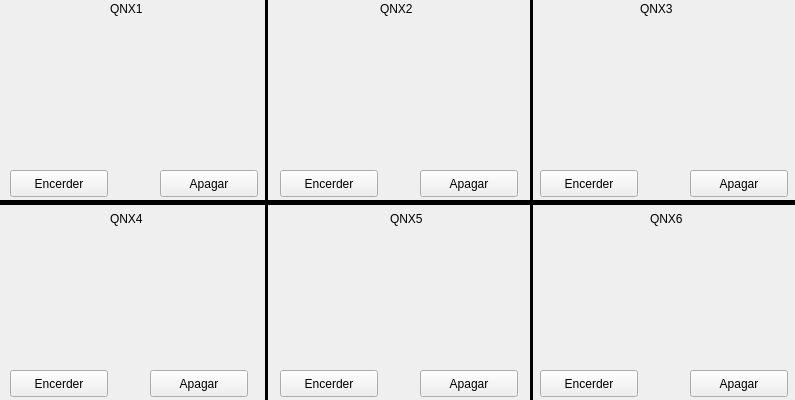
Before: the Qt Designer form gui/sistemadatos.ui in joselp/observe-qt, drawn with Qt 5.
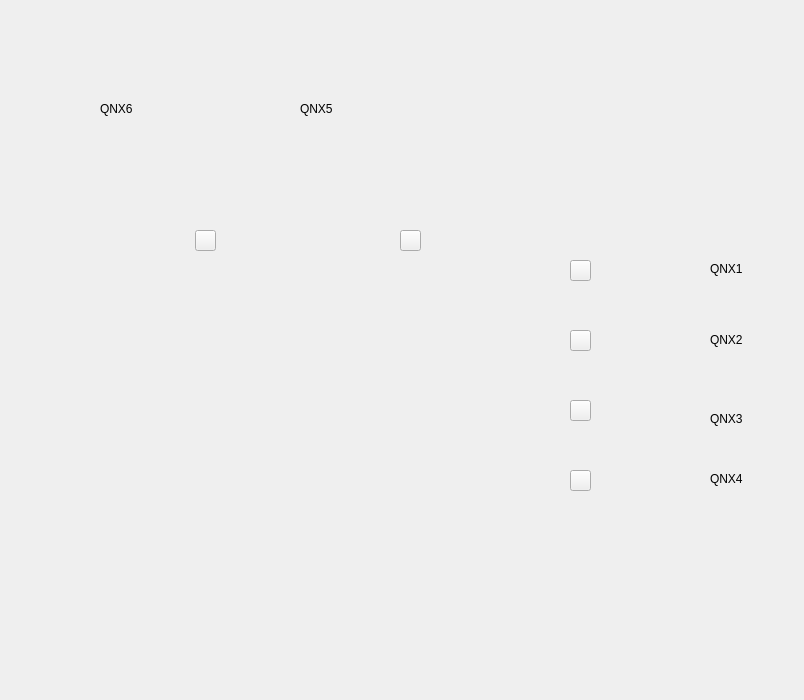
After: the same form once the commit is applied. Icons and pictures are not drawn.

Patch:
```diff
--- a/gui/sistemadatos.ui
+++ b/gui/sistemadatos.ui
@@ -6,110 +6,30 @@
    <rect>
     <x>0</x>
     <y>0</y>
-    <width>795</width>
-    <height>400</height>
+    <width>804</width>
+    <height>700</height>
    </rect>
   </property>
   <property name="minimumSize">
    <size>
-    <width>795</width>
-    <height>400</height>
+    <width>100</width>
+    <height>700</height>
    </size>
   </property>
   <property name="maximumSize">
    <size>
-    <width>795</width>
-    <height>400</height>
+    <width>99999</width>
+    <height>700</height>
    </size>
   </property>
   <property name="windowTitle">
    <string>Form</string>
   </property>
-  <widget class="Line" name="line">
-   <property name="geometry">
-    <rect>
-     <x>0</x>
-     <y>200</y>
-     <width>795</width>
-     <height>5</height>
-    </rect>
-   </property>
-   <property name="styleSheet">
-    <string notr="true">background-color: rgb(0, 0, 0);</string>
-   </property>
-   <property name="orientation">
-    <enum>Qt::Horizontal</enum>
-   </property>
-  </widget>
-  <widget class="Line" name="line_2">
-   <property name="geometry">
-    <rect>
-     <x>265</x>
-     <y>0</y>
-     <width>3</width>
-     <height>200</height>
-    </rect>
-   </property>
-   <property name="styleSheet">
-    <string notr="true">background-color: rgb(0, 0, 0);</string>
-   </property>
-   <property name="orientation">
-    <enum>Qt::Vertical</enum>
-   </property>
-  </widget>
-  <widget class="Line" name="line_3">
-   <property name="geometry">
-    <rect>
-     <x>530</x>
-     <y>0</y>
-     <width>3</width>
-     <height>200</height>
-    </rect>
-   </property>
-   <property name="styleSheet">
-    <string notr="true">background-color: rgb(0, 0, 0);</string>
-   </property>
-   <property name="orientation">
-    <enum>Qt::Vertical</enum>
-   </property>
-  </widget>
-  <widget class="Line" name="line_4">
-   <property name="geometry">
-    <rect>
-     <x>265</x>
-     <y>200</y>
-     <width>3</width>
-     <height>200</height>
-    </rect>
-   </property>
-   <property name="styleSheet">
-    <string notr="true">background-color: rgb(0, 0, 0);</string>
-   </property>
-   <property name="orientation">
-    <enum>Qt::Vertical</enum>
-   </property>
-  </widget>
-  <widget class="Line" name="line_5">
-   <property name="geometry">
-    <rect>
-     <x>530</x>
-     <y>200</y>
-     <width>3</width>
-     <height>200</height>
-    </rect>
-   </property>
-   <property name="styleSheet">
-    <string notr="true">background-color: rgb(0, 0, 0);</string>
-   </property>
-   <property name="orientation">
-    <enum>Qt::Vertical</enum>
-   </property>
-  </widget>
   <widget class="QLabel" name="label">
    <property name="geometry">
     <rect>
-     <x>110</x>
-     <y>0</y>
+     <x>710</x>
+     <y>260</y>
      <width>51</width>
      <height>17</height>
     </rect>
@@ -121,10 +41,10 @@
   <widget class="QLabel" name="label_2">
    <property name="geometry">
     <rect>
-     <x>380</x>
-     <y>0</y>
-     <width>66</width>
-     <height>17</height>
+     <x>710</x>
+     <y>330</y>
+     <width>51</width>
+     <height>20</height>
     </rect>
    </property>
    <property name="text">
@@ -134,9 +54,9 @@
   <widget class="QLabel" name="label_3">
    <property name="geometry">
     <rect>
-     <x>640</x>
-     <y>0</y>
-     <width>41</width>
+     <x>710</x>
+     <y>410</y>
+     <width>51</width>
      <height>17</height>
     </rect>
    </property>
@@ -147,8 +67,8 @@
   <widget class="QLabel" name="label_4">
    <property name="geometry">
     <rect>
-     <x>110</x>
-     <y>210</y>
+     <x>710</x>
+     <y>470</y>
      <width>51</width>
      <height>17</height>
     </rect>
@@ -160,9 +80,9 @@
   <widget class="QLabel" name="label_5">
    <property name="geometry">
     <rect>
-     <x>390</x>
-     <y>210</y>
-     <width>66</width>
+     <x>300</x>
+     <y>100</y>
+     <width>51</width>
      <height>17</height>
     </rect>
    </property>
@@ -173,8 +93,8 @@
   <widget class="QLabel" name="label_6">
    <property name="geometry">
     <rect>
-     <x>650</x>
-     <y>210</y>
+     <x>100</x>
+     <y>100</y>
      <width>41</width>
      <height>17</height>
     </rect>
@@ -186,166 +106,88 @@
   <widget class="QPushButton" name="pushButtonQnx1Encender">
    <property name="geometry">
     <rect>
-     <x>10</x>
-     <y>170</y>
-     <width>98</width>
-     <height>27</height>
+     <x>570</x>
+     <y>260</y>
+     <width>21</width>
+     <height>21</height>
     </rect>
    </property>
    <property name="text">
-    <string>Encerder</string>
-   </property>
-  </widget>
-  <widget class="QPushButton" name="pushButtonQnx1Apagar">
-   <property name="geometry">
-    <rect>
-     <x>160</x>
-     <y>170</y>
-     <width>98</width>
-     <height>27</height>
-    </rect>
-   </property>
-   <property name="text">
-    <string>Apagar</string>
+    <string/>
    </property>
   </widget>
   <widget class="QPushButton" name="pushButtonQnx2Encender">
    <property name="geometry">
     <rect>
-     <x>280</x>
-     <y>170</y>
-     <width>98</width>
-     <height>27</height>
+     <x>570</x>
+     <y>330</y>
+     <width>21</width>
+     <height>21</height>
     </rect>
    </property>
    <property name="text">
-    <string>Encerder</string>
-   </property>
-  </widget>
-  <widget class="QPushButton" name="pushButtonQnx2Apagar">
-   <property name="geometry">
-    <rect>
-     <x>420</x>
-     <y>170</y>
-     <width>98</width>
-     <height>27</height>
-    </rect>
-   </property>
-   <property name="text">
-    <string>Apagar</string>
+    <string/>
    </property>
   </widget>
   <widget class="QPushButton" name="pushButtonQnx3Encender">
    <property name="geometry">
     <rect>
-     <x>540</x>
-     <y>170</y>
-     <width>98</width>
-     <height>27</height>
+     <x>570</x>
+     <y>400</y>
+     <width>21</width>
+     <height>21</height>
     </rect>
    </property>
    <property name="text">
-    <string>Encerder</string>
-   </property>
-  </widget>
-  <widget class="QPushButton" name="pushButtonQnx3Apagar">
-   <property name="geometry">
-    <rect>
-     <x>690</x>
-     <y>170</y>
-     <width>98</width>
-     <height>27</height>
-    </rect>
-   </property>
-   <property name="text">
-    <string>Apagar</string>
-   </property>
-  </widget>
-  <widget class="QPushButton" name="pushButtonQnx6Apagar">
-   <property name="geometry">
-    <rect>
-     <x>690</x>
-     <y>370</y>
-     <width>98</width>
-     <height>27</height>
-    </rect>
-   </property>
-   <property name="text">
-    <string>Apagar</string>
+    <string/>
    </property>
   </widget>
   <widget class="QPushButton" name="pushButtonQnx6Encender">
    <property name="geometry">
     <rect>
-     <x>540</x>
-     <y>370</y>
-     <width>98</width>
-     <height>27</height>
+     <x>195</x>
+     <y>230</y>
+     <width>21</width>
+     <height>21</height>
     </rect>
    </property>
    <property name="text">
-    <string>Encerder</string>
-   </property>
-  </widget>
-  <widget class="QPushButton" name="pushButtonQnx5Apagar">
-   <property name="geometry">
-    <rect>
-     <x>420</x>
-     <y>370</y>
-     <width>98</width>
-     <height>27</height>
-    </rect>
-   </property>
-   <property name="text">
-    <string>Apagar</string>
+    <string/>
    </property>
   </widget>
   <widget class="QPushButton" name="pushButtonQnx5Encender">
    <property name="geometry">
     <rect>
-     <x>280</x>
-     <y>370</y>
-     <width>98</width>
-     <height>27</height>
+     <x>400</x>
+     <y>230</y>
+     <width>21</width>
+     <height>21</height>
     </rect>
    </property>
    <property name="text">
-    <string>Encerder</string>
+    <string/>
    </property>
   </widget>
   <widget class="QPushButton" name="pushButtonQnx4Encender">
    <property name="geometry">
     <rect>
-     <x>10</x>
-     <y>370</y>
-     <width>98</width>
-     <height>27</height>
+     <x>570</x>
+     <y>470</y>
+     <width>21</width>
+     <height>21</height>
     </rect>
    </property>
    <property name="text">
-    <string>Encerder</string>
-   </property>
-  </widget>
-  <widget class="QPushButton" name="pushButtonQnx4Apagar">
-   <property name="geometry">
-    <rect>
-     <x>150</x>
-     <y>370</y>
-     <width>98</width>
-     <height>27</height>
-    </rect>
-   </property>
-   <property name="text">
-    <string>Apagar</string>
+    <string/>
    </property>
   </widget>
   <widget class="QLabel" name="labelQnx">
    <property name="geometry">
     <rect>
-     <x>70</x>
-     <y>20</y>
-     <width>131</width>
-     <height>141</height>
+     <x>420</x>
+     <y>10</y>
+     <width>291</width>
+     <height>511</height>
     </rect>
    </property>
    <property name="text">
@@ -358,10 +200,10 @@
   <widget class="QLabel" name="labelQnx_2">
    <property name="geometry">
     <rect>
-     <x>340</x>
-     <y>20</y>
-     <width>131</width>
-     <height>141</height>
+     <x>220</x>
+     <y>120</y>
+     <width>201</width>
+     <height>191</height>
     </rect>
    </property>
    <property name="text">
@@ -374,10 +216,10 @@
   <widget class="QLabel" name="labelQnx_3">
    <property name="geometry">
     <rect>
-     <x>600</x>
-     <y>20</y>
-     <width>131</width>
-     <height>141</height>
+     <x>10</x>
+     <y>120</y>
+     <width>211</width>
+     <height>191</height>
     </rect>
    </property>
    <property name="text">
@@ -387,54 +229,21 @@
     <pixmap>:/images/qnx.png</pixmap>
    </property>
   </widget>
-  <widget class="QLabel" name="labelQnx_4">
-   <property name="geometry">
-    <rect>
-     <x>70</x>
-     <y>230</y>
-     <width>131</width>
-     <height>141</height>
-    </rect>
-   </property>
-   <property name="text">
-    <string/>
-   </property>
-   <property name="pixmap">
-    <pixmap>:/images/qnx.png</pixmap>
-   </property>
-  </widget>
-  <widget class="QLabel" name="labelPc_5">
-   <property name="geometry">
-    <rect>
-     <x>320</x>
-     <y>230</y>
-     <width>161</width>
-     <height>141</height>
-    </rect>
-   </property>
-   <property name="text">
-    <string/>
-   </property>
-   <property name="pixmap">
-    <pixmap>:/images/pc.png</pixmap>
-   </property>
-  </widget>
-  <widget class="QLabel" name="labelPc_6">
-   <property name="geometry">
-    <rect>
-     <x>590</x>
-     <y>230</y>
-     <width>161</width>
-     <height>141</height>
-    </rect>
-   </property>
-   <property name="text">
-    <string/>
-   </property>
-   <property name="pixmap">
-    <pixmap>:/images/pc.png</pixmap>
-   </property>
-  </widget>
+  <zorder>labelQnx5</zorder>
+  <zorder>labelQnx6</zorder>
+  <zorder>labelQnx</zorder>
+  <zorder>label_2</zorder>
+  <zorder>label_3</zorder>
+  <zorder>label_4</zorder>
+  <zorder>label_5</zorder>
+  <zorder>label_6</zorder>
+  <zorder>pushButtonQnx1Encender</zorder>
+  <zorder>pushButtonQnx2Encender</zorder>
+  <zorder>pushButtonQnx3Encender</zorder>
+  <zorder>pushButtonQnx4Encender</zorder>
+  <zorder>label</zorder>
+  <zorder>pushButtonQnx5Encender</zorder>
+  <zorder>pushButtonQnx6Encender</zorder>
  </widget>
  <resources/>
  <connections/>
```
Left out of the diff: 14 changed lines with no effect on the pictures.
